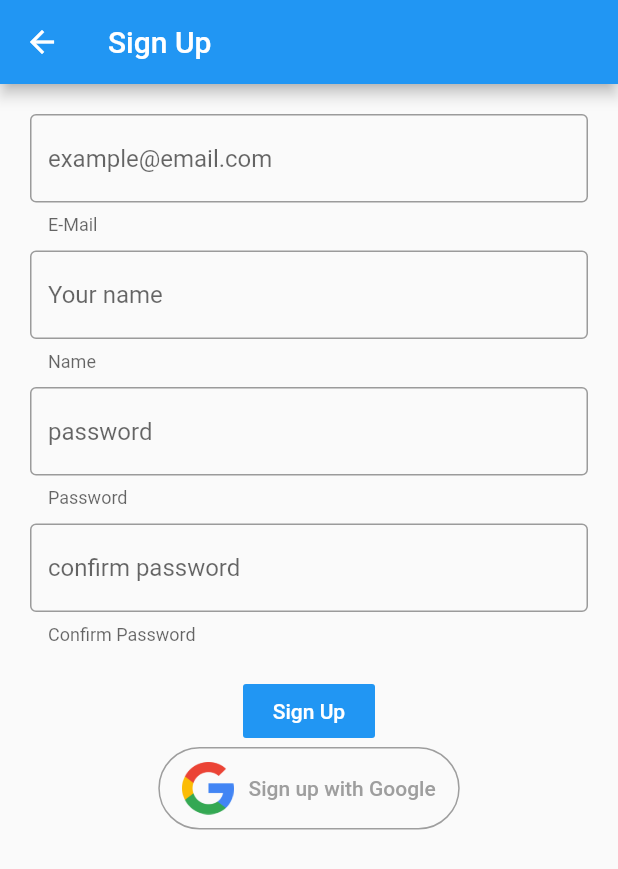
After one commit to GeonwooVincentKim/Flutter-User-MultiProvider, a Flutter app: the SignupScreen screen opened by its route, after a tap on "Sign Up", on a phone screen of 412 x 824 dp. The commit adds this screen. Shown: the top 869 px of the screen. Run offline on Flutter 3.47's test engine with Material 2 defaults, Android fonts, the phone set to English and light mode, and no system bars; our stand-ins replace cloud_firestore, firebase_auth, firebase_core; accounts and stored records are empty; network calls fail.

Commit message:
Email SignIn & SignUp Done

```diff
--- a/lib/auths/firebase_auth.dart
+++ b/lib/auths/firebase_auth.dart
@@ -14,4 +14,11 @@ class FirebaseAuthService with ChangeNotifier {
     final authResult = await _auth.signInWithCredential(credential);
     return authResult.user;
   }
+
+  Future<User> signUpEmailPW(
+      {@required String email, @required String password}) async {
+    final authResult = await _auth.createUserWithEmailAndPassword(
+        email: email, password: password);
+    return authResult.user;
+  }
 }
--- a/lib/main.dart
+++ b/lib/main.dart
@@ -4,6 +4,7 @@ import 'package:flutter_multiprovider/auths/firebase_auth.dart';
 import 'package:flutter_multiprovider/models/my_user.dart';
 import 'package:flutter_multiprovider/screens/MainScreen.dart';
 import 'package:flutter_multiprovider/screens/SigninScreen.dart';
+import 'package:flutter_multiprovider/screens/SignupScreen.dart';
 import 'package:provider/provider.dart';
 
 void main() async {
@@ -33,6 +34,7 @@ class MyApp extends StatelessWidget {
         initialRoute: '/',
         routes: {
           '/': (context) => SigninScreen(),
+          '/signup': (context) => SignupScreen(),
           '/main': (context) => MainScreen(),
         },
       ),
--- a/lib/screens/SigninScreen.dart
+++ b/lib/screens/SigninScreen.dart
@@ -1,3 +1,4 @@
+import 'package:flutter/gestures.dart';
 import 'package:flutter/material.dart';
 import 'package:flutter_multiprovider/auths/firebase_auth.dart';
 import 'package:provider/provider.dart';
@@ -81,7 +82,13 @@ class _SigninScreenState extends State<SigninScreen> {
                 style: TextStyle(color: Colors.grey),
                 children: [
                   TextSpan(
-                      text: 'Sign in', style: TextStyle(color: Colors.blue))
+                    text: 'Sign Up',
+                    style: TextStyle(color: Colors.blue),
+                    recognizer: TapGestureRecognizer()
+                      ..onTap = () {
+                        Navigator.of(context).pushNamed('/signup');
+                      },
+                  )
                 ],
               ),
             ),
--- /dev/null
+++ b/lib/screens/SignupScreen.dart
@@ -0,0 +1,160 @@
+import 'package:cloud_firestore/cloud_firestore.dart';
+import 'package:firebase_auth/firebase_auth.dart';
+import 'package:flutter/material.dart';
+import 'package:flutter_multiprovider/auths/firebase_auth.dart';
+import 'package:provider/provider.dart';
+
+class SignupScreen extends StatefulWidget {
+  _SignupScreenState createState() => _SignupScreenState();
+}
+
+class _SignupScreenState extends State<SignupScreen> {
+  final emailController = TextEditingController();
+  final nameController = TextEditingController();
+  final passController = TextEditingController();
+  final passConfirmController = TextEditingController();
+  FirebaseAuthService _auth;
+  FirebaseFirestore firestore = FirebaseFirestore.instance;
+
+  @override
+  void initState() {
+    super.initState();
+  }
+
+  @override
+  void dispose() {
+    emailController.dispose();
+    nameController.dispose();
+    passController.dispose();
+    passConfirmController.dispose();
+    super.dispose();
+  }
+
+  @override
+  Widget build(BuildContext context) {
+    _auth = Provider.of<FirebaseAuthService>(context, listen: false);
+    return SafeArea(
+      child: Scaffold(
+        appBar: AppBar(
+          title: Text('Sign Up'),
+        ),
+        body: Column(
+          children: [
+            Container(
+              child: TextFormField(
+                controller: emailController,
+                decoration: InputDecoration(
+                  border: OutlineInputBorder(),
+                  hintText: 'example@email.com',
+                  helperText: 'E-Mail',
+                ),
+              ),
+              padding: EdgeInsets.fromLTRB(20, 20, 20, 5),
+            ),
+            Container(
+              child: TextFormField(
+                controller: nameController,
+                decoration: InputDecoration(
+                  border: OutlineInputBorder(),
+                  hintText: 'Your name',
+                  helperText: 'Name',
+                ),
+              ),
+              padding: EdgeInsets.fromLTRB(20, 5, 20, 5),
+            ),
+            Container(
+              child: TextFormField(
+                controller: passController,
+                obscureText: true,
+                decoration: InputDecoration(
+                  border: OutlineInputBorder(),
+                  hintText: 'password',
+                  helperText: 'Password',
+                ),
+              ),
+              padding: EdgeInsets.fromLTRB(20, 5, 20, 5),
+            ),
+            Container(
+              child: TextFormField(
+                controller: passConfirmController,
+                validator: (val) {
+                  if (passConfirmController.text
+                          .compareTo(passController.text) !=
+                      0) {
+                    print('Wrong Password');
+                    return '';
+                  }
+                  return null;
+                },
+                obscureText: true,
+                decoration: InputDecoration(
+                  border: OutlineInputBorder(),
+                  hintText: 'confirm password',
+                  helperText: 'Confirm Password',
+                ),
+              ),
+              padding: EdgeInsets.fromLTRB(20, 5, 20, 20),
+            ),
+            FlatButton(
+              child: Text(
+                'Sign Up',
+                style: TextStyle(color: Colors.white),
+              ),
+              onPressed: () async {
+                print(emailController.text);
+                print(passController.text);
+                final user = await _auth.signUpEmailPW(
+                    email: emailController.text, password: passController.text);
+                if (user == null) {
+                  print('회원가입 실패');
+                } else {
+                  String uid = user.uid;
+                  String name = nameController.text;
+                  List<int> cart = [];
+                  await firestore.collection("users").doc(uid).set({
+                    "name": name,
+                    "cart": cart,
+                  }).then((value) {
+                    print('회원가입 성공');
+                    Navigator.of(context).pop();
+                  });
+                }
+              },
+              color: Colors.blue,
+            ),
+            OutlineButton(
+              splashColor: Colors.grey,
+              onPressed: () {},
+              shape: RoundedRectangleBorder(
+                  borderRadius: BorderRadius.circular(40)),
+              highlightElevation: 0,
+              borderSide: BorderSide(color: Colors.grey),
+              child: Padding(
+                padding: const EdgeInsets.fromLTRB(0, 10, 0, 10),
+                child: Row(
+                  mainAxisSize: MainAxisSize.min,
+                  mainAxisAlignment: MainAxisAlignment.center,
+                  children: <Widget>[
+                    Image(
+                        image: AssetImage("images/google_logo.png"),
+                        height: 35.0),
+                    Padding(
+                      padding: const EdgeInsets.only(left: 10),
+                      child: Text(
+                        'Sign up with Google',
+                        style: TextStyle(
+                          fontSize: 14,
+                          color: Colors.grey,
+                        ),
+                      ),
+                    )
+                  ],
+                ),
+              ),
+            ),
+          ],
+        ),
+      ),
+    );
+  }
+}
--- a/pubspec.yaml
+++ b/pubspec.yaml
@@ -27,6 +27,7 @@ dependencies:
   cloud_firestore:
   firebase_auth:
   firebase_core:
+  google_sign_in:
 
   # The following adds the Cupertino Icons font to your application.
   # Use with the CupertinoIcons class for iOS style icons.
@@ -47,9 +48,8 @@ flutter:
   uses-material-design: true
 
   # To add assets to your application, add an assets section, like this:
-  # assets:
-  #   - images/a_dot_burr.jpeg
-  #   - images/a_dot_ham.jpeg
+  assets:
+    - images/google_logo.png
 
   # An image asset can refer to one or more resolution-specific "variants", see
   # https://flutter.dev/assets-and-images/#resolution-aware.
```
Also changed, not shown: images/google_logo.png (added), pubspec.lock, 3 other files.
